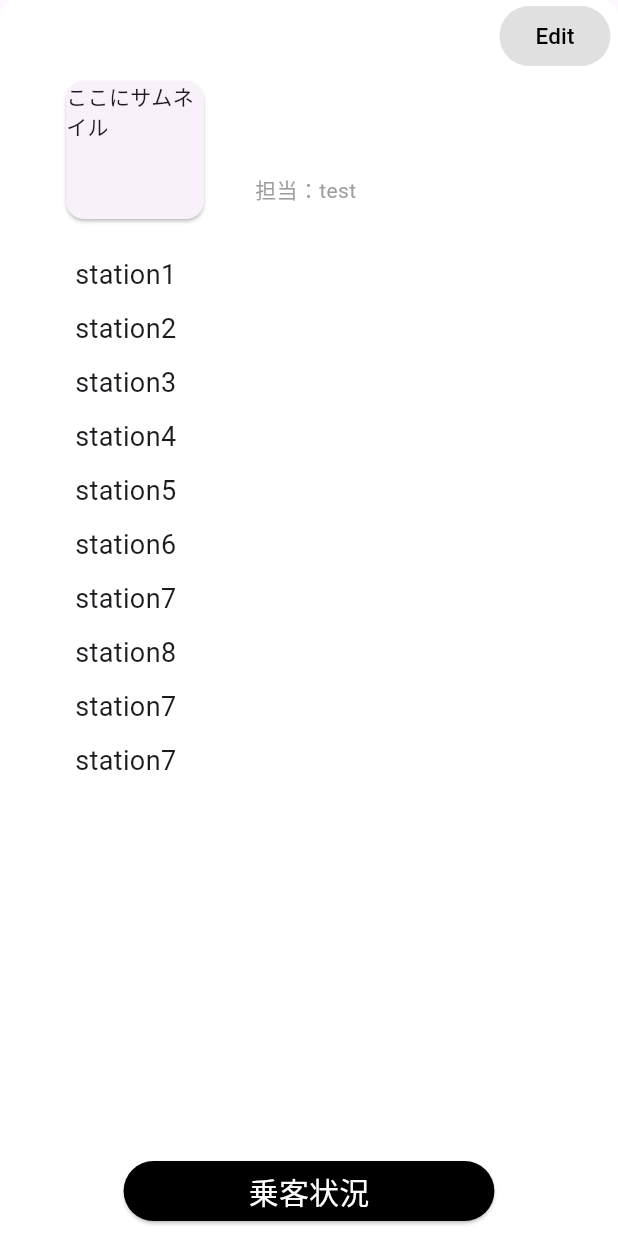
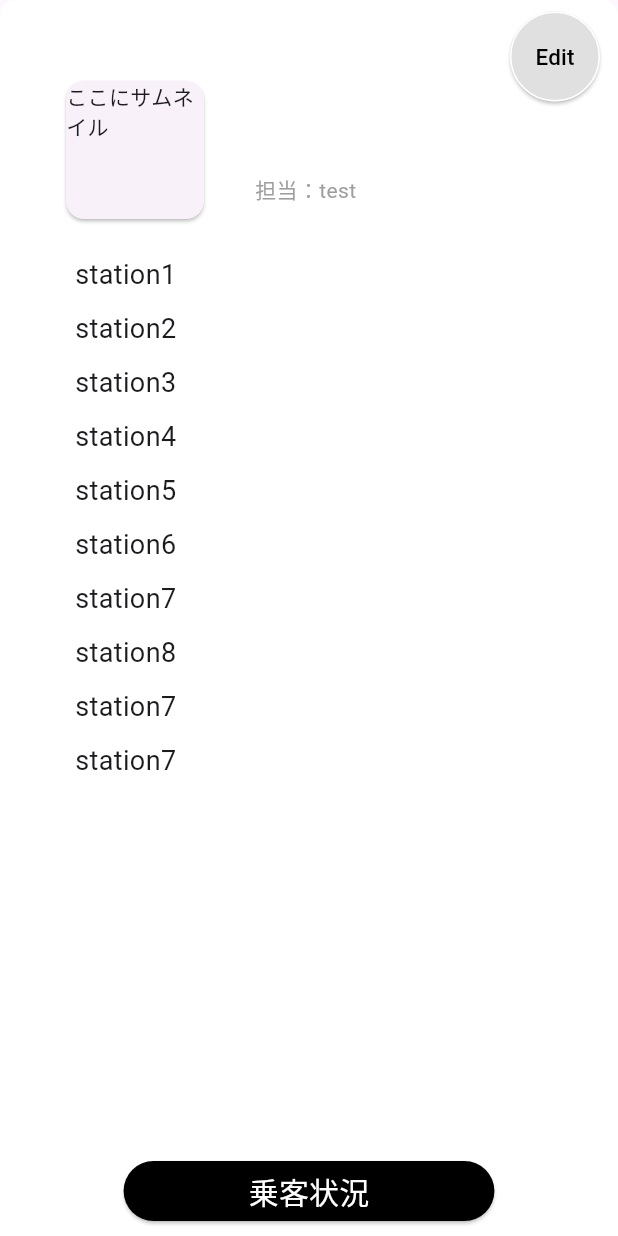
Before and after one commit to GreenTeaProgrammers/WhereChildBus, a Flutter app: the BottomSheetWidget widget shown alone on an empty page, opened directly with empty values, on a phone screen of 412 x 824 dp. Run offline on Flutter 3.47's test engine with Material 3 defaults, Android fonts, the phone set to English and light mode, and no system bars; our stand-ins replace fixnum, flutter_dotenv; missing offline and left inert: grpc, protobuf.

Commit message:
feat:画面遷移を追加

```diff
--- a/frontend/where_child_bus/lib/pages/bus_list_page/bottom_sheet.dart
+++ b/frontend/where_child_bus/lib/pages/bus_list_page/bottom_sheet.dart
@@ -1,4 +1,6 @@
 import 'package:flutter/material.dart';
+import 'package:where_child_bus/pages/bus_list_page/bus_edit_page/bus_edit_page.dart';
+import 'package:where_child_bus/pages/bus_list_page/bus_edit_page/styles/styles.dart';
 
 class BottomSheetWidget extends StatelessWidget {
   final busStations = ["station1", "station2", "station3","station4","station5","station6", "station7", "station8", "station7", "station7"];
@@ -21,7 +23,7 @@ class BottomSheetWidget extends StatelessWidget {
       child: Stack(
         children: [
           modalBody(context),
-          editButton(),
+          editButton(context),
         ]
       ),
     );
@@ -43,17 +45,18 @@ class BottomSheetWidget extends StatelessWidget {
     );
   }
 
-  Widget editButton() {
+  Widget editButton(BuildContext context) {
     return Align(
-      alignment: const Alignment(1, -1),
+      alignment: const Alignment(1, -0.98),
       child: Padding(
         padding: const EdgeInsets.symmetric(horizontal: 5),
         child: ElevatedButton(
-          onPressed: () {},
-          style: ElevatedButton.styleFrom(
-            backgroundColor: Colors.grey.shade300,
-            elevation: 0,
-          ),
+          onPressed: () {
+            Navigator.push(
+                context,MaterialPageRoute(builder: (context) => BusEditPage())
+              );
+          },
+          style: editButtonStyle(),
           child: const Text(
             "Edit",
             style: TextStyle(
@@ -152,8 +155,7 @@ class BottomSheetWidget extends StatelessWidget {
         ),
     );
   }
-
-  //TODO 将来的に乗客詳細ページへの遷移を実装する
+//TODO 将来的に乗客詳細ページへの遷移を実装する
   Widget boardingConfirmButton(BuildContext context) {
     const double fontSize = 20;
 
@@ -164,7 +166,8 @@ class BottomSheetWidget extends StatelessWidget {
             width: MediaQuery.of(context).size.width * 0.6,
             height: fontSize * 2,
           child: ElevatedButton(
-            onPressed: () {},
+            onPressed: () {
+            },
             style: ElevatedButton.styleFrom(
               backgroundColor: Colors.black,
             ),
@@ -180,4 +183,5 @@ class BottomSheetWidget extends StatelessWidget {
       ),
     );
   }
+
 }
--- /dev/null
+++ b/frontend/where_child_bus/lib/pages/bus_list_page/bus_edit_page/styles/styles.dart
@@ -0,0 +1,32 @@
+import "package:flutter/material.dart";
+
+ButtonStyle editButtonStyle () {
+  return ButtonStyle(
+    backgroundColor: MaterialStateProperty.all<Color>(Colors.grey.shade300),
+    minimumSize: MaterialStateProperty.all<Size>(Size(60, 60)),
+    shape: MaterialStateProperty.all<CircleBorder>(
+      const CircleBorder(
+        side: BorderSide(
+          color: Colors.white,
+          width: 1,
+          style: BorderStyle.solid,
+        ),
+      )
+    )
+  );
+}
+
+InputDecoration editPageInputDecoration(String labelText, String hintText) {
+  return InputDecoration(
+    labelText: labelText,
+    hintText: hintText,
+    border: const OutlineInputBorder(),
+  );
+}
+
+TextStyle normalText() {
+  return const TextStyle(
+    color: Colors.black,
+    fontSize: 16,
+  );
+}
```
Also changed, not shown: frontend/where_child_bus/lib/pages/bus_list_page/bus_edit_page/bus_edit_page.dart (added, +48 -0 lines).
